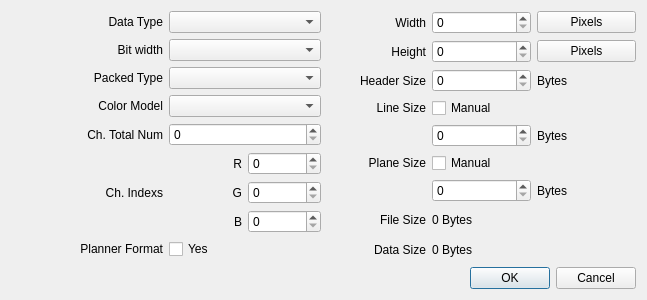
Old version of the form source/OpenDialog.ui in the repository dairoku/qrv.
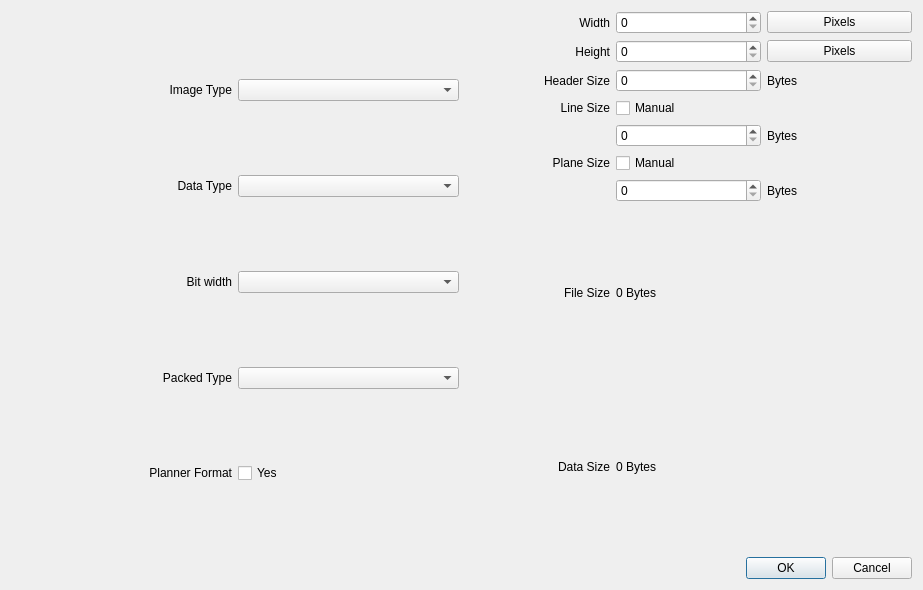
New version of the form.

Patch:
```diff
--- a/source/OpenDialog.ui
+++ b/source/OpenDialog.ui
@@ -6,8 +6,8 @@
    <rect>
     <x>0</x>
     <y>0</y>
-    <width>647</width>
-    <height>300</height>
+    <width>923</width>
+    <height>590</height>
    </rect>
   </property>
   <property name="windowTitle">
@@ -18,84 +18,7 @@
     <layout class="QHBoxLayout" name="horizontalLayout">
      <item>
       <layout class="QGridLayout" name="gridLayout">
-       <item row="2" column="1">
-        <widget class="QComboBox" name="mPackedType_Combo">
-         <property name="editable">
-          <bool>false</bool>
-         </property>
-        </widget>
-       </item>
-       <item row="5" column="1">
-        <layout class="QGridLayout" name="gridLayout_2">
-         <item row="0" column="1">
-          <widget class="QSpinBox" name="mChIndex0_SpinBox"/>
-         </item>
-         <item row="0" column="0">
-          <widget class="QLabel" name="ChIndex0_Label">
-           <property name="text">
-            <string>R</string>
-           </property>
-           <property name="alignment">
-            <set>Qt::AlignRight|Qt::AlignTrailing|Qt::AlignVCenter</set>
-           </property>
-          </widget>
-         </item>
-         <item row="1" column="0">
-          <widget class="QLabel" name="ChIndex1_Label">
-           <property name="text">
-            <string>G</string>
-           </property>
-           <property name="alignment">
-            <set>Qt::AlignRight|Qt::AlignTrailing|Qt::AlignVCenter</set>
-           </property>
-          </widget>
-         </item>
-         <item row="1" column="1">
-          <widget class="QSpinBox" name="mChIndex1_SpinBox"/>
-         </item>
-         <item row="2" column="0">
-          <widget class="QLabel" name="ChIndex2_Label">
-           <property name="text">
-            <string>B</string>
-           </property>
-           <property name="alignment">
-            <set>Qt::AlignRight|Qt::AlignTrailing|Qt::AlignVCenter</set>
-           </property>
-          </widget>
-         </item>
-         <item row="2" column="1">
-          <widget class="QSpinBox" name="mChIndex2_SpinBox"/>
-         </item>
-        </layout>
-       </item>
        <item row="1" column="0">
-        <widget class="QLabel" name="label_2">
-         <property name="text">
-          <string>Bit width</string>
-         </property>
-         <property name="alignment">
-          <set>Qt::AlignRight|Qt::AlignTrailing|Qt::AlignVCenter</set>
-         </property>
-        </widget>
-       </item>
-       <item row="1" column="1">
-        <widget class="QComboBox" name="mBitWidth_Combo">
-         <property name="editable">
-          <bool>false</bool>
-         </property>
-        </widget>
-       </item>
-       <item row="6" column="1">
-        <widget class="QCheckBox" name="mPlannerFormat_Check">
-         <property name="text">
-          <string>Yes</string>
-         </property>
-        </widget>
-       </item>
-       <item row="4" column="1">
-        <widget class="QSpinBox" name="mChTotalNum_Combo"/>
-       </item>
-       <item row="0" column="0">
         <widget class="QLabel" name="label">
          <property name="text">
           <string>Data Type</string>
@@ -105,7 +28,7 @@
          </property>
         </widget>
        </item>
-       <item row="2" column="0">
+       <item row="3" column="0">
         <widget class="QLabel" name="label_3">
          <property name="text">
           <string>Packed Type</string>
@@ -115,60 +38,71 @@
          </property>
         </widget>
        </item>
-       <item row="6" column="0">
-        <widget class="QLabel" name="label_7">
+       <item row="2" column="0">
+        <widget class="QLabel" name="label_2">
          <property name="text">
-          <string>Planner Format</string>
+          <string>Bit width</string>
          </property>
          <property name="alignment">
           <set>Qt::AlignRight|Qt::AlignTrailing|Qt::AlignVCenter</set>
          </property>
         </widget>
        </item>
-       <item row="3" column="1">
-        <widget class="QComboBox" name="mColorModel_Combo">
-         <property name="editable">
-          <bool>false</bool>
-         </property>
-        </widget>
-       </item>
-       <item row="5" column="0">
-        <widget class="QLabel" name="label_6">
-         <property name="text">
-          <string>Ch. Indexs</string>
-         </property>
-         <property name="alignment">
-          <set>Qt::AlignRight|Qt::AlignTrailing|Qt::AlignVCenter</set>
-         </property>
-        </widget>
-       </item>
-       <item row="0" column="1">
+       <item row="1" column="1">
         <widget class="QComboBox" name="mDataType_Combo">
          <property name="editable">
           <bool>false</bool>
          </property>
         </widget>
        </item>
-       <item row="3" column="0">
+       <item row="2" column="1">
+        <widget class="QComboBox" name="mBitWidth_Combo">
+         <property name="editable">
+          <bool>false</bool>
+         </property>
+        </widget>
+       </item>
+       <item row="0" column="0">
         <widget class="QLabel" name="label_4">
          <property name="text">
-          <string>Color Model</string>
+          <string>Image Type</string>
          </property>
          <property name="alignment">
           <set>Qt::AlignRight|Qt::AlignTrailing|Qt::AlignVCenter</set>
          </property>
         </widget>
        </item>
+       <item row="3" column="1">
+        <widget class="QComboBox" name="mPackedType_Combo">
+         <property name="editable">
+          <bool>false</bool>
+         </property>
+        </widget>
+       </item>
+       <item row="0" column="1">
+        <widget class="QComboBox" name="mImageType_Combo">
+         <property name="editable">
+          <bool>false</bool>
+         </property>
+        </widget>
+       </item>
        <item row="4" column="0">
-        <widget class="QLabel" name="label_5">
+        <widget class="QLabel" name="label_7">
          <property name="text">
-          <string>Ch. Total Num</string>
+          <string>Planner Format</string>
          </property>
          <property name="alignment">
           <set>Qt::AlignRight|Qt::AlignTrailing|Qt::AlignVCenter</set>
          </property>
         </widget>
        </item>
+       <item row="4" column="1">
+        <widget class="QCheckBox" name="mPlannerFormat_Check">
+         <property name="text">
+          <string>Yes</string>
+         </property>
+        </widget>
+       </item>
       </layout>
      </item>
      <item>
```
Left out of the diff: 184 changed lines with no effect on the pictures.
